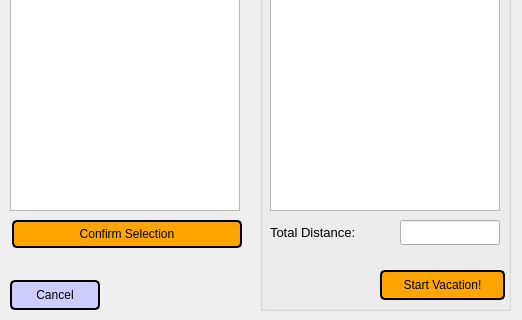
OwlbitCode/TheMudkips, file TheMudkips/vpackagec.ui: the form before one commit; both pictures show x 0 to 522 and y 280 to 600 of the 522 by 600 pixel window.
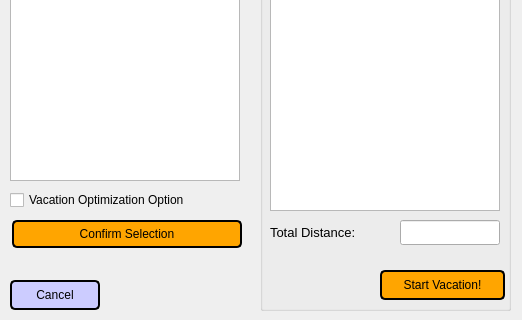
The form after the commit.

What changed in the file:
```diff
--- a/TheMudkips/vpackagec.ui
+++ b/TheMudkips/vpackagec.ui
@@ -60,7 +60,7 @@
      <x>10</x>
      <y>160</y>
      <width>230</width>
-     <height>331</height>
+     <height>301</height>
     </rect>
    </property>
    <property name="selectionMode">
@@ -239,6 +239,26 @@
     </property>
    </widget>
   </widget>
+  <widget class="QCheckBox" name="optimizeBox">
+   <property name="geometry">
+    <rect>
+     <x>10</x>
+     <y>470</y>
+     <width>231</width>
+     <height>20</height>
+    </rect>
+   </property>
+   <property name="font">
+    <font>
+     <pointsize>9</pointsize>
+     <weight>50</weight>
+     <bold>false</bold>
+    </font>
+   </property>
+   <property name="text">
+    <string>Vacation Optimization Option</string>
+   </property>
+  </widget>
  </widget>
  <resources/>
  <connections/>
```
